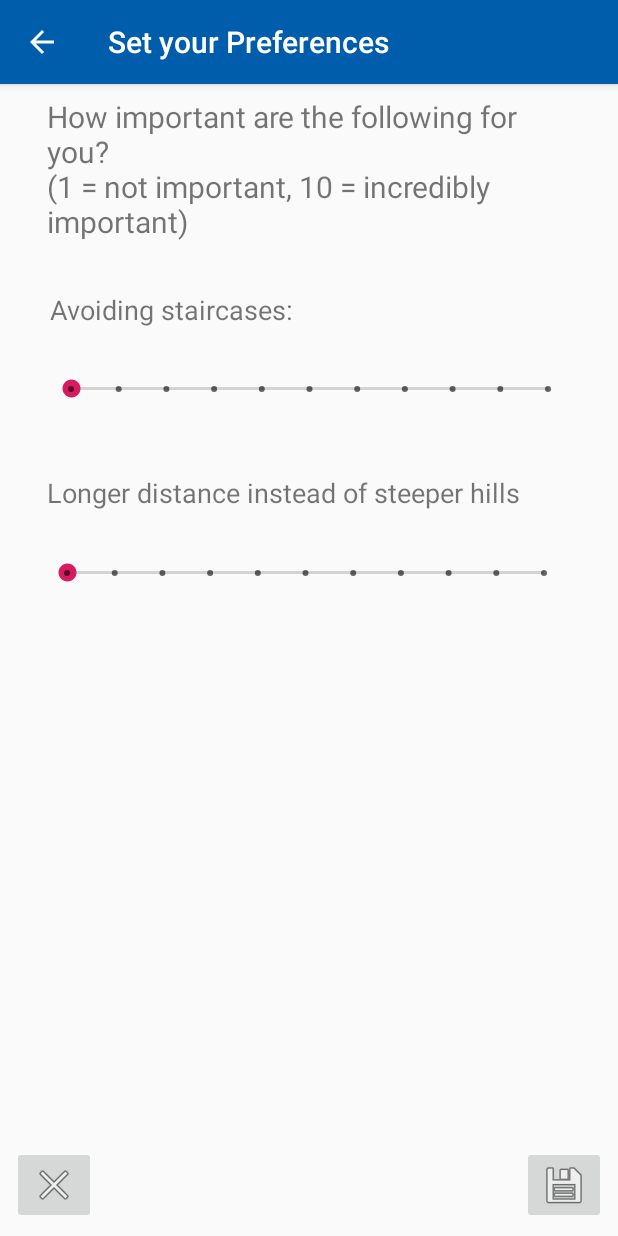
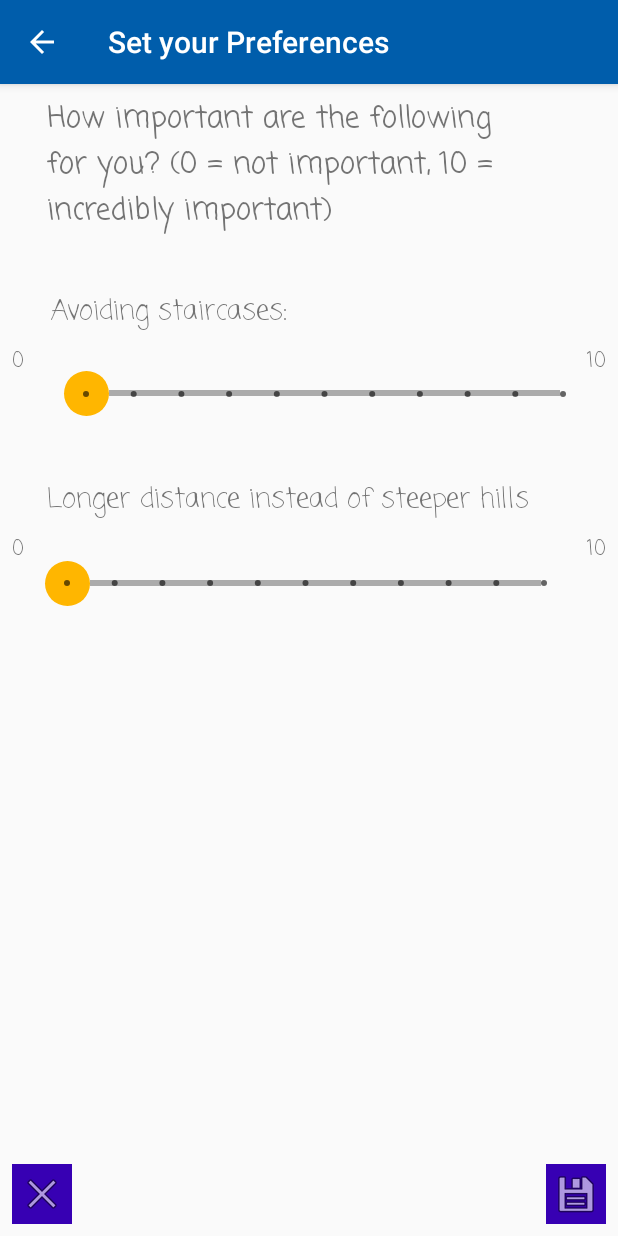
Before and after one commit to trr204/AccessStreatham, an Android app: the Preferences screen opened directly, with no data from a screen before it, on a phone screen of 412 x 824 dp. Run offline under Robolectric (Android 15) with nearby library versions, the phone set to English and light mode, and no system bars.

Commit message:
Aesthetic changes, including experimenting with different colours, dimensions, font styles and button icons

```diff
--- a/app/src/main/java/exeter/project/tobyreeve/execcessibility/Preferences.java
+++ b/app/src/main/java/exeter/project/tobyreeve/execcessibility/Preferences.java
@@ -16,7 +16,8 @@ import java.util.List;
 import java.util.Map;
 
 public class Preferences extends AppCompatActivity {
-    //TODO: Preferences
+    //TODO: Add more Preferences
+    //TODO: Typefacespan?
 
     DatabaseHelper helper;
     Map<String, SeekBar> seekBarMap;
--- /dev/null
+++ b/app/src/main/res/drawable/seek_bar.xml
@@ -0,0 +1,32 @@
+<layer-list xmlns:android="http://schemas.android.com/apk/res/android">
+    <item android:id="@android:id/background">
+        <shape
+            android:shape="line">
+            <stroke
+                android:color="@color/seek_bar_background"
+                android:width="@dimen/seek_bar_thickness"/>
+        </shape>
+    </item>
+
+    <item android:id="@android:id/progress">
+        <clip>
+            <shape
+                android:shape="line">
+                <stroke
+                    android:color="@color/seek_bar_progress"
+                    android:width="@dimen/seek_bar_thickness"/>
+            </shape>
+        </clip>
+    </item>
+
+    <item android:id="@android:id/secondaryProgress">
+        <clip>
+            <shape
+                android:shape="line">
+                <stroke
+                    android:color="@color/seek_bar_secondary_progress"
+                    android:width="@dimen/seek_bar_thickness"/>
+            </shape>
+        </clip>
+    </item>
+</layer-list>
--- /dev/null
+++ b/app/src/main/res/drawable/seek_thumb.xml
@@ -0,0 +1,8 @@
+<shape xmlns:android="http://schemas.android.com/apk/res/android"
+    android:shape="oval">
+    <size
+        android:height="@dimen/seek_bar_thumb_size"
+        android:width="@dimen/seek_bar_thumb_size"
+        />
+    <solid android:color="@color/seek_bar_progress"/>
+</shape>
--- a/app/src/main/res/layout/activity_main.xml
+++ b/app/src/main/res/layout/activity_main.xml
@@ -18,7 +18,7 @@
         android:layout_marginEnd="20dp"
         android:background="@color/colorPrimary"
         android:elevation="5dp"
-        android:src="@android:drawable/ic_menu_directions"
+        android:src="@drawable/baseline_directions_white_36dp"
         android:tint="@color/colorPrimaryDark"
         android:visibility="visible"
         app:backgroundTint="@color/design_default_color_primary_dark"
@@ -37,7 +37,7 @@
         android:layout_marginEnd="20dp"
         android:background="@color/colorPrimary"
         android:elevation="5dp"
-        android:src="@android:drawable/ic_menu_close_clear_cancel"
+        android:src="@drawable/baseline_clear_white_36dp"
         android:tint="@color/colorPrimaryDark"
         android:visibility="visible"
         app:backgroundTint="@color/design_default_color_primary_dark"
--- a/app/src/main/res/layout/activity_preferences.xml
+++ b/app/src/main/res/layout/activity_preferences.xml
@@ -5,6 +5,39 @@
     android:layout_width="match_parent"
     android:layout_height="match_parent"
     tools:context=".Preferences">
+
+    <TextView
+        android:id="@+id/textView10"
+        android:layout_width="wrap_content"
+        android:layout_height="wrap_content"
+        android:layout_marginStart="8dp"
+        android:layout_marginTop="8dp"
+        android:fontFamily="casual"
+        android:text="0"
+        app:layout_constraintStart_toStartOf="parent"
+        app:layout_constraintTop_toBottomOf="@+id/textView7" />
+
+    <TextView
+        android:id="@+id/textView11"
+        android:layout_width="wrap_content"
+        android:layout_height="wrap_content"
+        android:layout_marginTop="8dp"
+        android:layout_marginEnd="8dp"
+        android:fontFamily="casual"
+        android:text="10"
+        app:layout_constraintEnd_toEndOf="parent"
+        app:layout_constraintTop_toBottomOf="@+id/textView7" />
+
+    <TextView
+        android:id="@+id/textView9"
+        android:layout_width="wrap_content"
+        android:layout_height="wrap_content"
+        android:layout_marginTop="8dp"
+        android:layout_marginEnd="8dp"
+        android:fontFamily="casual"
+        android:text="10"
+        app:layout_constraintEnd_toEndOf="parent"
+        app:layout_constraintTop_toBottomOf="@+id/textView6" />
 
     <SeekBar
         android:id="@+id/distance_over_steep_seekbar"
@@ -18,9 +51,10 @@
         android:maxHeight="20dp"
         android:minHeight="20dp"
         android:progress="5"
-        app:layout_constraintEnd_toEndOf="parent"
-        app:layout_constraintHorizontal_bias="0.444"
-        app:layout_constraintStart_toStartOf="parent"
+        android:progressDrawable="@drawable/seek_bar"
+        android:thumb="@drawable/seek_thumb"
+        app:layout_constraintEnd_toStartOf="@+id/textView11"
+        app:layout_constraintStart_toEndOf="@+id/textView10"
         app:layout_constraintTop_toBottomOf="@+id/textView7" />
 
     <TextView
@@ -30,6 +64,7 @@
         android:layout_marginStart="8dp"
         android:layout_marginTop="24dp"
         android:layout_marginEnd="8dp"
+        android:fontFamily="casual"
         android:text="Longer distance instead of steeper hills"
         android:textSize="18dp"
         app:layout_constraintEnd_toEndOf="parent"
@@ -43,13 +78,15 @@
         android:layout_height="65dp"
         android:layout_marginStart="8dp"
         android:layout_marginTop="8dp"
-        android:layout_marginEnd="8dp"
         android:max="10"
         android:maxHeight="20dp"
         android:minHeight="20dp"
         android:progress="5"
-        app:layout_constraintEnd_toEndOf="parent"
-        app:layout_constraintStart_toStartOf="parent"
+        android:progressDrawable="@drawable/seek_bar"
+        android:thumb="@drawable/seek_thumb"
+        app:layout_constraintEnd_toStartOf="@+id/textView9"
+        app:layout_constraintHorizontal_bias="1.0"
+        app:layout_constraintStart_toEndOf="@+id/textView8"
         app:layout_constraintTop_toBottomOf="@+id/textView6" />
 
     <TextView
@@ -59,7 +96,8 @@
         android:layout_marginStart="8dp"
         android:layout_marginTop="8dp"
         android:layout_marginEnd="8dp"
-        android:text="How important are the following for you?\n(1 = not important, 10 = incredibly important)"
+        android:fontFamily="casual"
+        android:text="How important are the following for you? (0 = not important, 10 = incredibly important)"
         android:textSize="20dp"
         app:layout_constraintEnd_toEndOf="parent"
         app:layout_constraintStart_toStartOf="parent"
@@ -72,6 +110,7 @@
         android:layout_marginStart="8dp"
         android:layout_marginTop="24dp"
         android:layout_marginEnd="8dp"
+        android:fontFamily="casual"
         android:text="Avoiding staircases:"
         android:textSize="18dp"
         app:layout_constraintEnd_toEndOf="parent"
@@ -81,22 +120,39 @@
 
     <ImageButton
         android:id="@+id/cancel_preferences_button"
-        android:layout_width="wrap_content"
-        android:layout_height="wrap_content"
+        android:layout_width="40dp"
+        android:layout_height="40dp"
         android:layout_marginStart="8dp"
         android:layout_marginBottom="8dp"
+        android:background="@color/design_default_color_primary_dark"
+        android:src="@android:drawable/ic_menu_close_clear_cancel"
         app:layout_constraintBottom_toBottomOf="parent"
         app:layout_constraintStart_toStartOf="parent"
+        android:foreground="?attr/selectableItemBackground"
         app:srcCompat="@android:drawable/ic_menu_close_clear_cancel" />
 
     <ImageButton
         android:id="@+id/save_preferences_button"
-        android:layout_width="wrap_content"
-        android:layout_height="wrap_content"
+        android:layout_width="40dp"
+        android:layout_height="40dp"
         android:layout_marginEnd="8dp"
         android:layout_marginBottom="8dp"
+        android:background="@color/design_default_color_primary_dark"
+        android:foreground="?attr/selectableItemBackground"
+        android:src="@android:drawable/ic_menu_save"
         app:layout_constraintBottom_toBottomOf="parent"
         app:layout_constraintEnd_toEndOf="parent"
         app:srcCompat="@android:drawable/ic_menu_save" />
 
+    <TextView
+        android:id="@+id/textView8"
+        android:layout_width="wrap_content"
+        android:layout_height="wrap_content"
+        android:layout_marginStart="8dp"
+        android:layout_marginTop="8dp"
+        android:fontFamily="casual"
+        android:text="0"
+        app:layout_constraintStart_toStartOf="parent"
+        app:layout_constraintTop_toBottomOf="@+id/textView6" />
+
 </android.support.constraint.ConstraintLayout>
--- a/app/src/main/res/layout/activity_route_specification.xml
+++ b/app/src/main/res/layout/activity_route_specification.xml
@@ -35,10 +35,12 @@
         android:layout_marginStart="8dp"
         android:layout_marginTop="60dp"
         android:layout_marginEnd="8dp"
+        android:fontFamily="casual"
         android:text="Calculate"
         android:textSize="20dp"
         app:layout_constraintEnd_toEndOf="parent"
         app:layout_constraintStart_toStartOf="parent"
+        android:foreground="?attr/selectableItemBackground"
         app:layout_constraintTop_toBottomOf="@+id/spinner_destination" />
 
     <TextView
@@ -48,6 +50,7 @@
         android:layout_marginStart="8dp"
         android:layout_marginTop="8dp"
         android:layout_marginEnd="8dp"
+        android:fontFamily="casual"
         android:text="Choose your starting point:"
         android:textSize="20dp"
         app:layout_constraintEnd_toEndOf="parent"
@@ -61,6 +64,7 @@
         android:layout_marginStart="8dp"
         android:layout_marginTop="30dp"
         android:layout_marginEnd="8dp"
+        android:fontFamily="casual"
         android:text="Choose your destination:"
         android:textSize="20dp"
         app:layout_constraintEnd_toEndOf="parent"
@@ -78,6 +82,7 @@
         app:layout_constraintEnd_toEndOf="parent"
         app:layout_constraintHorizontal_bias="0.473"
         app:layout_constraintStart_toStartOf="parent"
+        android:foreground="?attr/selectableItemBackground"
         app:layout_constraintTop_toBottomOf="@+id/spinner_source"
         app:srcCompat="@android:drawable/stat_notify_sync" />
 </android.support.constraint.ConstraintLayout>
--- a/app/src/main/res/values/colors.xml
+++ b/app/src/main/res/values/colors.xml
@@ -3,4 +3,7 @@
     <color name="colorPrimary">#005DAB</color>
     <color name="colorPrimaryDark">#ffffff</color>
     <color name="colorAccent">#d81b60</color>
+    <color name="seek_bar_background">#ababab</color>
+    <color name="seek_bar_progress">#ffb600</color>
+    <color name="seek_bar_secondary_progress">#3399CC</color>
 </resources>
--- a/app/src/main/res/values/dimens.xml
+++ b/app/src/main/res/values/dimens.xml
@@ -1,3 +1,5 @@
 <resources>
     <dimen name="fab_margin">16dp</dimen>
+    <dimen name="seek_bar_thickness">4dp</dimen>
+    <dimen name="seek_bar_thumb_size">30dp</dimen>
 </resources>
```
Also changed, not shown: app/src/main/res/drawable/baseline_clear_white_36dp.png (added), app/src/main/res/drawable/baseline_directions_white_36dp.png (added), app/src/main/res/drawable/baseline_save_white_36dp.png (added).
